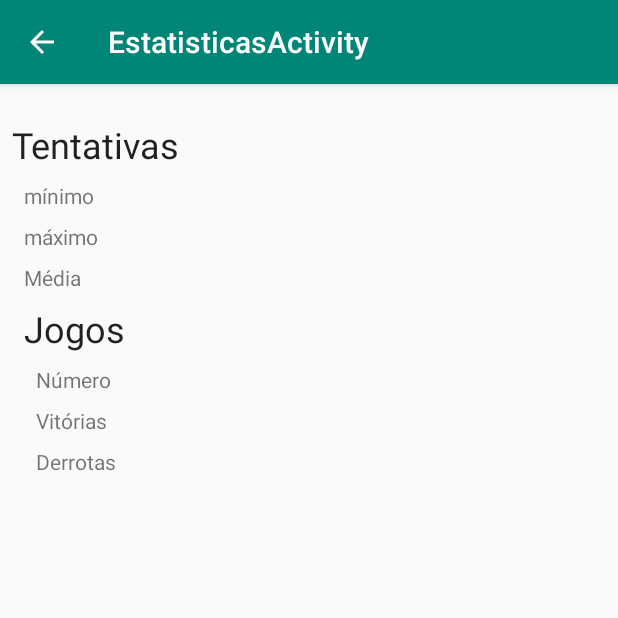
After one commit to fernandojuniorlopes/Adivinha, an Android app: the EstatisticasActivity screen opened directly, with no data from a screen before it, on a phone screen of 412 x 824 dp, the top half of it. The commit adds this screen. Run offline under Robolectric (Android 15) with nearby library versions, the phone set to English and light mode, and no system bars; 1 statement that could not run was skipped.

Commit message:
desenhar primeira parte interface estatisticas

```diff
--- a/Adivinha/app/src/main/AndroidManifest.xml
+++ b/Adivinha/app/src/main/AndroidManifest.xml
@@ -9,6 +9,15 @@
         android:roundIcon="@mipmap/ic_launcher_round"
         android:supportsRtl="true"
         android:theme="@style/AppTheme">
+        <activity
+            android:name=".EstatisticasActivity"
+            android:label="@string/title_activity_estatisticas"
+            android:parentActivityName=".MainActivity"
+            android:theme="@style/AppTheme.NoActionBar">
+            <meta-data
+                android:name="android.support.PARENT_ACTIVITY"
+                android:value="com.example.adivinha.MainActivity" />
+        </activity>
         <activity
             android:name=".MainActivity"
             android:label="@string/app_name"
--- /dev/null
+++ b/Adivinha/app/src/main/java/com/example/adivinha/EstatisticasActivity.java
@@ -0,0 +1,33 @@
+package com.example.adivinha;
+
+import android.os.Bundle;
+
+import com.google.android.material.floatingactionbutton.FloatingActionButton;
+import com.google.android.material.snackbar.Snackbar;
+
+import androidx.appcompat.app.AppCompatActivity;
+import androidx.appcompat.widget.Toolbar;
+
+import android.view.View;
+
+public class EstatisticasActivity extends AppCompatActivity {
+
+    @Override
+    protected void onCreate(Bundle savedInstanceState) {
+        super.onCreate(savedInstanceState);
+        setContentView(R.layout.activity_estatisticas);
+        Toolbar toolbar = findViewById(R.id.toolbar);
+        setSupportActionBar(toolbar);
+
+        FloatingActionButton fab = findViewById(R.id.fab);
+        fab.setOnClickListener(new View.OnClickListener() {
+            @Override
+            public void onClick(View view) {
+                Snackbar.make(view, "Replace with your own action", Snackbar.LENGTH_LONG)
+                        .setAction("Action", null).show();
+            }
+        });
+        getSupportActionBar().setDisplayHomeAsUpEnabled(true);
+    }
+
+}
--- a/Adivinha/app/src/main/java/com/example/adivinha/MainActivity.java
+++ b/Adivinha/app/src/main/java/com/example/adivinha/MainActivity.java
@@ -27,7 +27,6 @@ public class MainActivity extends AppCompatActivity {
 
     private int minTentativasGanhar = TENTATIVAS_APOS_QUAIS_PERDE;
     private int maxTentativasGanhar = 0;
-
     private int totalTentativasTodosJogos = 0;
     private int jogos = 0;
     private int vitorias = 0;
--- /dev/null
+++ b/Adivinha/app/src/main/res/layout/activity_estatisticas.xml
@@ -0,0 +1,25 @@
+<?xml version="1.0" encoding="utf-8"?>
+<androidx.coordinatorlayout.widget.CoordinatorLayout xmlns:android="http://schemas.android.com/apk/res/android"
+    xmlns:app="http://schemas.android.com/apk/res-auto"
+    xmlns:tools="http://schemas.android.com/tools"
+    android:layout_width="match_parent"
+    android:layout_height="match_parent"
+    tools:context=".EstatisticasActivity">
+
+    <com.google.android.material.appbar.AppBarLayout
+        android:layout_width="match_parent"
+        android:layout_height="wrap_content"
+        android:theme="@style/AppTheme.AppBarOverlay">
+
+        <androidx.appcompat.widget.Toolbar
+            android:id="@+id/toolbar"
+            android:layout_width="match_parent"
+            android:layout_height="?attr/actionBarSize"
+            android:background="?attr/colorPrimary"
+            app:popupTheme="@style/AppTheme.PopupOverlay" />
+
+    </com.google.android.material.appbar.AppBarLayout>
+
+    <include layout="@layout/content_estatisticas" />
+
+</androidx.coordinatorlayout.widget.CoordinatorLayout>
--- /dev/null
+++ b/Adivinha/app/src/main/res/layout/content_estatisticas.xml
@@ -0,0 +1,100 @@
+<?xml version="1.0" encoding="utf-8"?>
+<androidx.constraintlayout.widget.ConstraintLayout xmlns:android="http://schemas.android.com/apk/res/android"
+    xmlns:app="http://schemas.android.com/apk/res-auto"
+    xmlns:tools="http://schemas.android.com/tools"
+    android:layout_width="match_parent"
+    android:layout_height="match_parent"
+    app:layout_behavior="@string/appbar_scrolling_view_behavior"
+    tools:context=".EstatisticasActivity"
+    tools:showIn="@layout/activity_estatisticas">
+
+    <TextView
+        android:id="@+id/textView2"
+        android:layout_width="wrap_content"
+        android:layout_height="wrap_content"
+        android:layout_marginStart="8dp"
+        android:layout_marginLeft="8dp"
+        android:layout_marginTop="24dp"
+        android:text="@string/titulo_tentativas"
+        android:textAppearance="@style/TextAppearance.AppCompat.Headline"
+        app:layout_constraintStart_toStartOf="parent"
+        app:layout_constraintTop_toTopOf="parent" />
+
+    <TextView
+        android:id="@+id/textView3"
+        android:layout_width="wrap_content"
+        android:layout_height="wrap_content"
+        android:layout_marginStart="8dp"
+        android:layout_marginLeft="8dp"
+        android:layout_marginTop="8dp"
+        android:text="@string/titulo_jogos"
+        android:textAppearance="@style/TextAppearance.AppCompat.Headline"
+        app:layout_constraintStart_toStartOf="@+id/textView2"
+        app:layout_constraintTop_toBottomOf="@+id/textView6" />
+
+    <TextView
+        android:id="@+id/textView4"
+        android:layout_width="wrap_content"
+        android:layout_height="wrap_content"
+        android:layout_marginStart="8dp"
+        android:layout_marginLeft="8dp"
+        android:layout_marginTop="8dp"
+        android:text="@string/minimo"
+        app:layout_constraintStart_toStartOf="@+id/textView2"
+        app:layout_constraintTop_toBottomOf="@+id/textView2" />
+
+    <TextView
+        android:id="@+id/textView5"
+        android:layout_width="wrap_content"
+        android:layout_height="wrap_content"
+        android:layout_marginStart="8dp"
+        android:layout_marginLeft="8dp"
+        android:layout_marginTop="8dp"
+        android:text="@string/maximo"
+        app:layout_constraintStart_toStartOf="@+id/textView2"
+        app:layout_constraintTop_toBottomOf="@+id/textView4" />
+
+    <TextView
+        android:id="@+id/textView6"
+        android:layout_width="wrap_content"
+        android:layout_height="wrap_content"
+        android:layout_marginStart="8dp"
+        android:layout_marginLeft="8dp"
+        android:layout_marginTop="8dp"
+        android:text="@string/media"
+        app:layout_constraintStart_toStartOf="@+id/textView2"
+        app:layout_constraintTop_toBottomOf="@+id/textView5" />
+
+    <TextView
+        android:id="@+id/textView7"
+        android:layout_width="wrap_content"
+        android:layout_height="wrap_content"
+        android:layout_marginStart="8dp"
+        android:layout_marginLeft="8dp"
+        android:layout_marginTop="8dp"
+        android:text="@string/numero"
+        app:layout_constraintStart_toStartOf="@+id/textView3"
+        app:layout_constraintTop_toBottomOf="@+id/textView3" />
+
+    <TextView
+        android:id="@+id/textView8"
+        android:layout_width="wrap_content"
+        android:layout_height="wrap_content"
+        android:layout_marginStart="8dp"
+        android:layout_marginLeft="8dp"
+        android:layout_marginTop="8dp"
+        android:text="@string/vitorias"
+        app:layout_constraintStart_toStartOf="@+id/textView3"
+        app:layout_constraintTop_toBottomOf="@+id/textView7" />
+
+    <TextView
+        android:id="@+id/textView9"
+        android:layout_width="wrap_content"
+        android:layout_height="wrap_content"
+        android:layout_marginStart="8dp"
+        android:layout_marginLeft="8dp"
+        android:layout_marginTop="8dp"
+        android:text="@string/derrotas"
+        app:layout_constraintStart_toStartOf="@+id/textView3"
+        app:layout_constraintTop_toBottomOf="@+id/textView8" />
+</androidx.constraintlayout.widget.ConstraintLayout>
--- a/Adivinha/app/src/main/res/values/strings.xml
+++ b/Adivinha/app/src/main/res/values/strings.xml
@@ -10,4 +10,13 @@
     <string name="acertouaofim">Acertou ao fim de </string>
     <string name="tentarnovo">Pretende jogar de novo?</string>
     <string name="tentativas">tentativas</string>
+    <string name="title_activity_estatisticas">EstatisticasActivity</string>
+    <string name="titulo_tentativas">Tentativas</string>
+    <string name="titulo_jogos">Jogos</string>
+    <string name="minimo">mínimo</string>
+    <string name="estatistica_numero">Número</string>
+    <string name="vitorias">Vitórias</string>
+    <string name="derrotas">Derrotas</string>
+    <string name="maximo">máximo</string>
+    <string name="media">Média</string>
 </resources>
```
